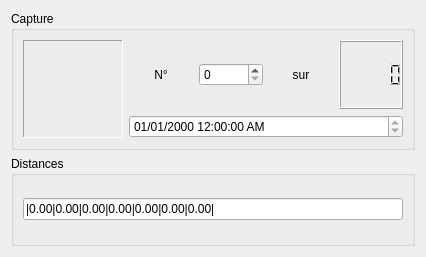
This is Code/PC/GUI/CapturesDialog.ui in Hamza5/PFE-Master as Qt 5 draws it before an edit. The edited form follows.
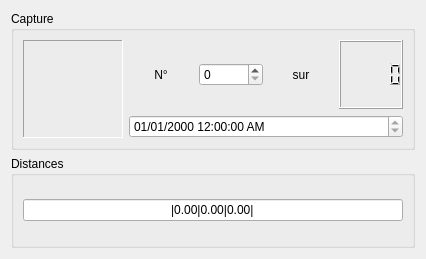
This is the edited form.

The edit to the form file:
```diff
--- a/Code/PC/GUI/CapturesDialog.ui
+++ b/Code/PC/GUI/CapturesDialog.ui
@@ -7,7 +7,7 @@
     <x>0</x>
     <y>0</y>
     <width>408</width>
-    <height>257</height>
+    <height>259</height>
    </rect>
   </property>
   <property name="windowTitle">
@@ -113,10 +113,10 @@
          </size>
         </property>
         <property name="text">
-         <string>|0.00|0.00|0.00|0.00|0.00|0.00|0.00|</string>
+         <string>|0.00|0.00|0.00|</string>
         </property>
         <property name="alignment">
-         <set>Qt::AlignLeading|Qt::AlignLeft|Qt::AlignVCenter</set>
+         <set>Qt::AlignCenter</set>
         </property>
         <property name="readOnly">
          <bool>true</bool>
```
